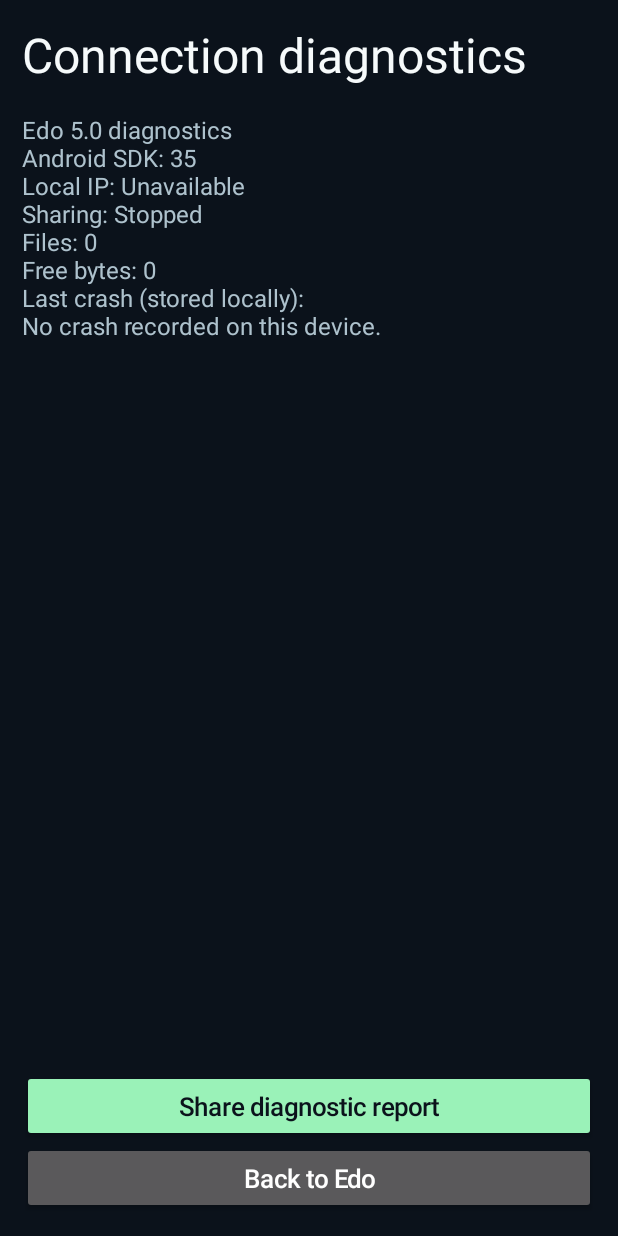
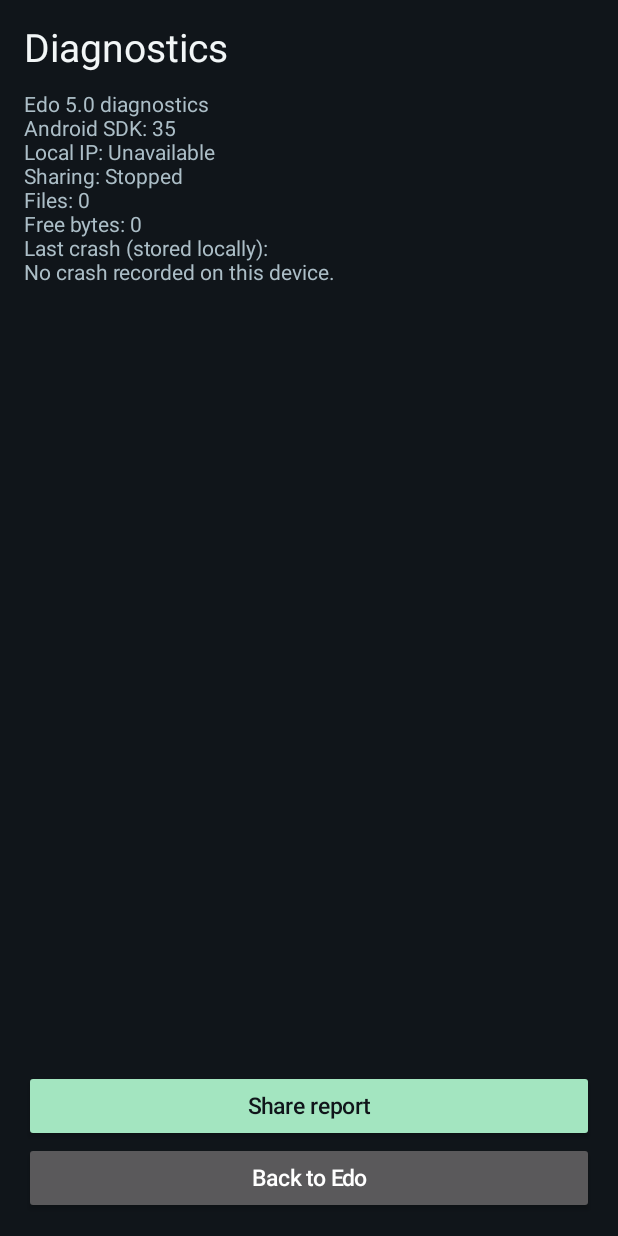
Before and after one commit to Subaru771/EDO, an Android app: the DiagnosticsActivity screen opened directly, with no data from a screen before it, on a phone screen of 412 x 824 dp. Run offline under Robolectric (Android 15) with nearby library versions, the phone set to English and light mode, and no system bars.

Commit message:
design(tv): simplify diagnostics screen and harmonize theme

```diff
--- a/app/src/main/java/com/dropwave/tv/DiagnosticsActivity.java
+++ b/app/src/main/java/com/dropwave/tv/DiagnosticsActivity.java
@@ -28,20 +28,20 @@ public final class DiagnosticsActivity extends Activity {
         return out.toString();
     }
     @Override protected void onCreate(Bundle state){super.onCreate(state);
-        LinearLayout view=new LinearLayout(this);view.setOrientation(LinearLayout.VERTICAL);view.setPadding(22,22,22,22);
-        view.setBackgroundColor(Color.rgb(11,18,27));
-        TextView title=new TextView(this);title.setText("Connection diagnostics");title.setTextColor(Color.rgb(246,250,251));title.setTextSize(32);view.addView(title);
+        LinearLayout view=new LinearLayout(this);view.setOrientation(LinearLayout.VERTICAL);view.setPadding(24,20,24,22);
+        view.setBackgroundColor(Color.rgb(16,21,26));
+        TextView title=new TextView(this);title.setText("Diagnostics");title.setTextColor(Color.rgb(242,246,247));title.setTextSize(26);view.addView(title);
         TextView contents=new TextView(this);contents.setText(report());contents.setTextIsSelectable(true);
-        contents.setTextColor(Color.rgb(174,194,205));contents.setTextSize(16);contents.setPadding(0,26,0,26);
+        contents.setTextColor(Color.rgb(172,190,199));contents.setTextSize(14);contents.setPadding(0,16,0,16);
         ScrollView scroll=new ScrollView(this);scroll.addView(contents);view.addView(scroll,new LinearLayout.LayoutParams(-1,0,1));
-        Button share=new Button(this);share.setText("Share diagnostic report");share.setAllCaps(false);share.setTextSize(17);
-        share.setBackgroundTintList(android.content.res.ColorStateList.valueOf(Color.rgb(154,242,184)));
-        share.setTextColor(Color.rgb(11,18,27));share.setOnClickListener(v->{
+        Button share=new Button(this);share.setText("Share report");share.setAllCaps(false);share.setTextSize(15);
+        share.setBackgroundTintList(android.content.res.ColorStateList.valueOf(Color.rgb(163,229,192)));
+        share.setTextColor(Color.rgb(16,21,26));share.setOnClickListener(v->{
             Intent send=new Intent(Intent.ACTION_SEND);send.setType("text/plain");send.putExtra(Intent.EXTRA_TEXT,report());
             startActivity(Intent.createChooser(send,"Share Edo diagnostics"));
         });view.addView(share);
         Button close=new Button(this);close.setText("Back to Edo");close.setAllCaps(false);close.setTextSize(17);
-        close.setOnClickListener(v->finish());view.addView(close);
+        close.setTextSize(15);close.setOnClickListener(v->finish());view.addView(close);
         setContentView(view);
     }
 }
```
